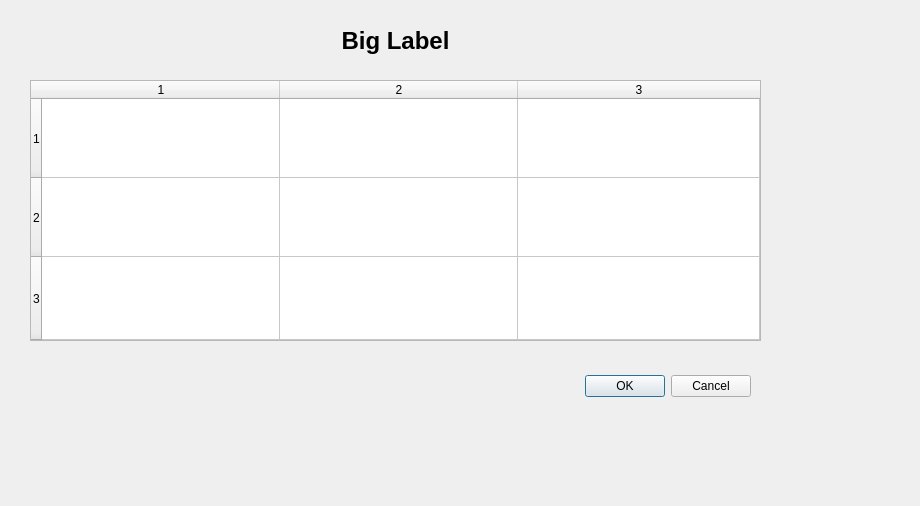
tomaslibanomonteiro/Thesis-code, file frontend/designer_edit_window.ui: the form before one commit.
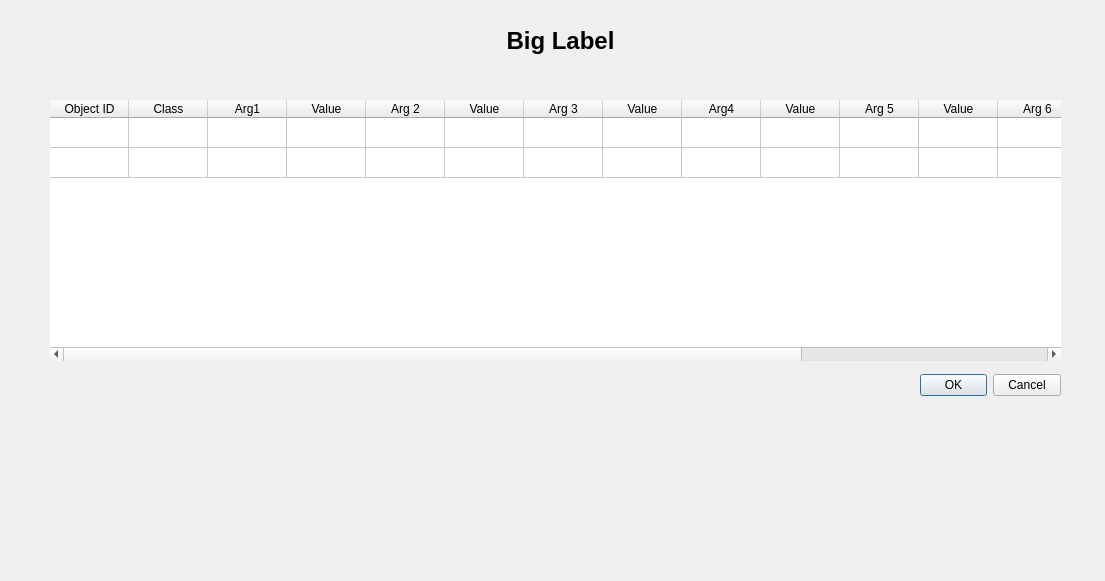
The form after the commit.

Commit message: class_inpection good

```diff
--- a/frontend/designer_edit_window.ui
+++ b/frontend/designer_edit_window.ui
@@ -6,8 +6,8 @@
    <rect>
     <x>0</x>
     <y>0</y>
-    <width>920</width>
-    <height>506</height>
+    <width>1105</width>
+    <height>581</height>
    </rect>
   </property>
   <property name="windowTitle">
@@ -16,10 +16,10 @@
   <widget class="QDialogButtonBox" name="buttonBox">
    <property name="geometry">
     <rect>
-     <x>550</x>
-     <y>370</y>
-     <width>201</width>
-     <height>32</height>
+     <x>920</x>
+     <y>360</y>
+     <width>141</width>
+     <height>51</height>
     </rect>
    </property>
    <property name="orientation">
@@ -29,79 +29,12 @@
     <set>QDialogButtonBox::Cancel|QDialogButtonBox::Ok</set>
    </property>
   </widget>
-  <widget class="QTableWidget" name="tableWidget">
-   <property name="geometry">
-    <rect>
-     <x>30</x>
-     <y>80</y>
-     <width>731</width>
-     <height>261</height>
-    </rect>
-   </property>
-   <attribute name="horizontalHeaderCascadingSectionResizes">
-    <bool>false</bool>
-   </attribute>
-   <attribute name="horizontalHeaderDefaultSectionSize">
-    <number>238</number>
-   </attribute>
-   <attribute name="horizontalHeaderHighlightSections">
-    <bool>true</bool>
-   </attribute>
-   <attribute name="horizontalHeaderMinimumSectionSize">
-    <number>49</number>
-   </attribute>
-   <attribute name="horizontalHeaderShowSortIndicator" stdset="0">
-    <bool>true</bool>
-   </attribute>
-   <attribute name="horizontalHeaderStretchLastSection">
-    <bool>true</bool>
-   </attribute>
-   <attribute name="verticalHeaderDefaultSectionSize">
-    <number>79</number>
-   </attribute>
-   <attribute name="verticalHeaderMinimumSectionSize">
-    <number>35</number>
-   </attribute>
-   <attribute name="verticalHeaderStretchLastSection">
-    <bool>true</bool>
-   </attribute>
-   <row>
-    <property name="text">
-     <string>1</string>
-    </property>
-   </row>
-   <row>
-    <property name="text">
-     <string>2</string>
-    </property>
-   </row>
-   <row>
-    <property name="text">
-     <string>3</string>
-    </property>
-   </row>
-   <column>
-    <property name="text">
-     <string>1</string>
-    </property>
-   </column>
-   <column>
-    <property name="text">
-     <string>2</string>
-    </property>
-   </column>
-   <column>
-    <property name="text">
-     <string>3</string>
-    </property>
-   </column>
-  </widget>
   <widget class="QLabel" name="label">
    <property name="geometry">
     <rect>
      <x>290</x>
      <y>20</y>
-     <width>211</width>
+     <width>541</width>
      <height>41</height>
     </rect>
    </property>
@@ -125,6 +58,150 @@
     <set>Qt::AlignCenter</set>
    </property>
   </widget>
+  <widget class="QTableWidget" name="tableWidget">
+   <property name="geometry">
+    <rect>
+     <x>50</x>
+     <y>100</y>
+     <width>1011</width>
+     <height>261</height>
+    </rect>
+   </property>
+   <property name="frameShape">
+    <enum>QFrame::NoFrame</enum>
+   </property>
+   <property name="frameShadow">
+    <enum>QFrame::Plain</enum>
+   </property>
+   <property name="lineWidth">
+    <number>0</number>
+   </property>
+   <property name="midLineWidth">
+    <number>0</number>
+   </property>
+   <property name="verticalScrollBarPolicy">
+    <enum>Qt::ScrollBarAsNeeded</enum>
+   </property>
+   <property name="horizontalScrollBarPolicy">
+    <enum>Qt::ScrollBarAsNeeded</enum>
+   </property>
+   <property name="sizeAdjustPolicy">
+    <enum>QAbstractScrollArea::AdjustToContents</enum>
+   </property>
+   <property name="wordWrap">
+    <bool>false</bool>
+   </property>
+   <attribute name="horizontalHeaderVisible">
+    <bool>true</bool>
+   </attribute>
+   <attribute name="horizontalHeaderCascadingSectionResizes">
+    <bool>true</bool>
+   </attribute>
+   <attribute name="horizontalHeaderDefaultSectionSize">
+    <number>79</number>
+   </attribute>
+   <attribute name="horizontalHeaderStretchLastSection">
+    <bool>false</bool>
+   </attribute>
+   <attribute name="verticalHeaderVisible">
+    <bool>false</bool>
+   </attribute>
+   <row>
+    <property name="text">
+     <string>0</string>
+    </property>
+   </row>
+   <row>
+    <property name="text">
+     <string>1</string>
+    </property>
+   </row>
+   <column>
+    <property name="text">
+     <string>Object ID</string>
+    </property>
+   </column>
+   <column>
+    <property name="text">
+     <string>Class</string>
+    </property>
+   </column>
+   <column>
+    <property name="text">
+     <string>Arg1</string>
+    </property>
+   </column>
+   <column>
+    <property name="text">
+     <string>Value</string>
+    </property>
+   </column>
+   <column>
+    <property name="text">
+     <string>Arg 2</string>
+    </property>
+   </column>
+   <column>
+    <property name="text">
+     <string>Value</string>
+    </property>
+   </column>
+   <column>
+    <property name="text">
+     <string>Arg 3</string>
+    </property>
+   </column>
+   <column>
+    <property name="text">
+     <string>Value</string>
+    </property>
+   </column>
+   <column>
+    <property name="text">
+     <string>Arg4</string>
+    </property>
+   </column>
+   <column>
+    <property name="text">
+     <string>Value</string>
+    </property>
+   </column>
+   <column>
+    <property name="text">
+     <string>Arg 5</string>
+    </property>
+   </column>
+   <column>
+    <property name="text">
+     <string>Value</string>
+    </property>
+   </column>
+   <column>
+    <property name="text">
+     <string>Arg 6</string>
+    </property>
+   </column>
+   <column>
+    <property name="text">
+     <string>Value</string>
+    </property>
+   </column>
+   <column>
+    <property name="text">
+     <string>Arg 7</string>
+    </property>
+   </column>
+   <column>
+    <property name="text">
+     <string>Value</string>
+    </property>
+   </column>
+   <item row="0" column="0">
+    <property name="text">
+     <string/>
+    </property>
+   </item>
+  </widget>
  </widget>
  <resources/>
  <connections>
```
The commit also changes 7 other files.
